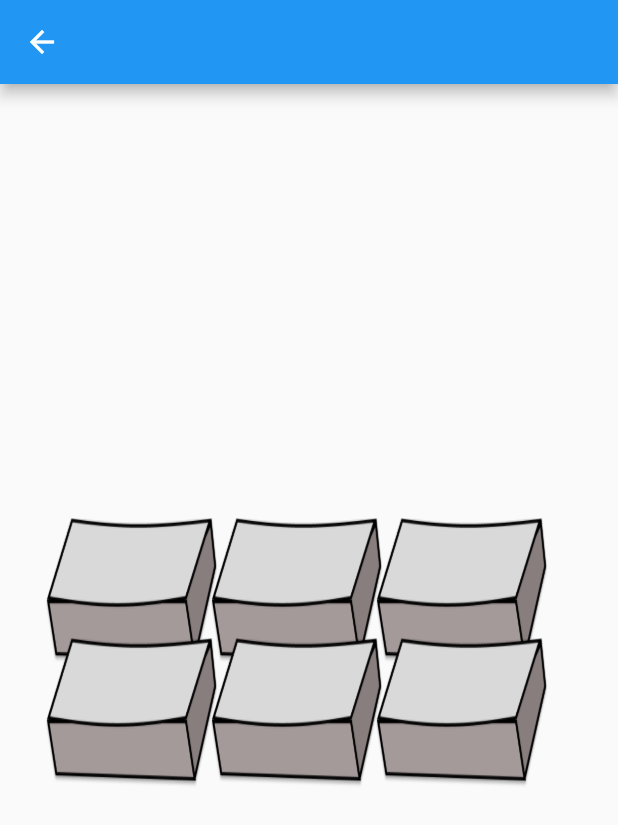
After one commit to AliAkberAakash/flutter_animation_experiment, a Flutter app: the PushableButtonExample screen opened directly, on a phone screen of 412 x 824 dp. The commit adds this screen. Shown: the top 825 px of the screen. Run offline on Flutter 3.47's test engine with Material 2 defaults, Android fonts, the phone set to English and light mode, and no system bars; our stand-ins replace audioplayers; missing offline and left inert: flutter_circular_text.

Commit message:
add: pushable button

```diff
--- a/lib/menu_screen.dart
+++ b/lib/menu_screen.dart
@@ -4,6 +4,7 @@ import 'package:animation_experiment/circular_animated_text/circular_animated_te
 import 'package:animation_experiment/delayed_list/delayed_list_example.dart';
 import 'package:animation_experiment/faded_screen/faded_screen_example.dart';
 import 'package:animation_experiment/heart_beat_widget/heeart_beat_widget_example.dart';
+import 'package:animation_experiment/pushable_button/pushable_button_example.dart';
 import 'package:animation_experiment/resize_widget/resize_widget_example.dart';
 import 'package:animation_experiment/shaker_widget/shaker_widget_example.dart';
 import 'package:animation_experiment/transform_widget/transform_widget_example.dart';
@@ -76,6 +77,13 @@ class MenuScreen extends StatelessWidget {
             VSpacer(),
 
             NavigatorButton(
+              screenWidget: PushableButtonExample(),
+              title: "Pushable Button",
+              color: Colors.white,
+            ),
+            VSpacer(),
+
+            NavigatorButton(
               screenWidget: CircularAnimatedTextExample(),
               title: "Circular Animated Text",
               color: Colors.lightGreenAccent,
@@ -88,6 +96,7 @@ class MenuScreen extends StatelessWidget {
               color: Colors.white,
             ),
             VSpacer(),
+
           ],
         ),
       ),
--- /dev/null
+++ b/lib/pushable_button/pushable_button_example.dart
@@ -0,0 +1,183 @@
+import 'package:audioplayers/audioplayers.dart';
+import 'package:flutter/material.dart';
+import 'dart:math' as math;
+
+class PushableButtonExample extends StatefulWidget {
+  const PushableButtonExample({Key? key}) : super(key: key);
+
+  @override
+  State<PushableButtonExample> createState() => _PushableButtonExampleState();
+}
+
+class _PushableButtonExampleState extends State<PushableButtonExample>
+  with SingleTickerProviderStateMixin{
+
+  @override
+  Widget build(BuildContext context) {
+    return Scaffold(
+      appBar: AppBar(),
+      body: Center(
+        child: Column(
+          mainAxisAlignment: MainAxisAlignment.center,
+          children: [
+            Center(
+              child: Transform.rotate(
+                angle: 0,
+                child: Container(
+                  padding: EdgeInsets.all(30),
+                  child: SizedBox(
+                    height: 190,
+                    child: Stack(
+                      children: [
+                        Positioned(
+                          top: 0,
+                          child: AnimatedButton(
+                            imageName: "gray_button",
+                          ),
+                        ),
+                        Positioned(
+                          top: 80,
+                          child: AnimatedButton(
+                            imageName: "gray_button",
+                          ),
+                        ),
+                        Positioned(
+                          left: 110,
+                          child: AnimatedButton(
+                            imageName: "gray_button",
+                          ),
+                        ),
+                        Positioned(
+                          left: 110,
+                          top: 80,
+                          child: AnimatedButton(
+                            imageName: "gray_button",
+                          ),
+                        ),
+                        Positioned(
+                          left: 220,
+                          child: AnimatedButton(
+                            imageName: "gray_button",
+                          ),
+                        ),
+                        Positioned(
+                          left: 220,
+                          top: 80,
+                          child: AnimatedButton(
+                            imageName: "gray_button",
+                          ),
+                        ),
+                        Positioned(
+                          top: 1500,
+                          child: Container(
+                            height: 10,
+                            width: 300,
+                            color: Colors.grey,
+                          ),
+                        ),
+                      ],
+                    ),
+                  ),
+                ),
+              ),
+            ),
+          ],
+        ),
+      ),
+    );
+  }
+}
+
+class AnimatedButton extends StatefulWidget {
+
+  final String imageName;
+
+  const AnimatedButton({Key? key, required this.imageName}) : super(key: key);
+
+  @override
+  State<AnimatedButton> createState() => _AnimatedButtonState();
+}
+
+class _AnimatedButtonState extends State<AnimatedButton>
+  with SingleTickerProviderStateMixin{
+
+  final player = AudioPlayer();
+  bool muted = false;
+
+  void _playSound() {
+    if (player.state == PlayerState.playing) {
+      player.stop();
+    }
+    if (!muted) {
+      player.play(AssetSource('assets_keyboard_tap_down.wav'));
+    }
+  }
+
+  final _duration = const Duration(milliseconds: 500);
+
+  late final AnimationController _animationController;
+  late final Animation _goDownAnimation;
+  late final Animation _comeUpAnimation;
+
+
+  @override
+  void initState() {
+    super.initState();
+
+    _animationController = AnimationController(
+      vsync: this,
+      duration: _duration,
+    );
+
+    _goDownAnimation = Tween<double>(begin: 0, end: 20).animate(
+      CurvedAnimation(
+        parent: _animationController,
+        curve: const Interval(
+          0.0,
+          0.5,
+          curve: Curves.easeIn,
+        ),
+      ),
+    );
+
+    _comeUpAnimation = Tween<double>(begin: 0, end: 20).animate(
+      CurvedAnimation(
+        parent: _animationController,
+        curve: const Interval(
+          0.5,
+          1.0,
+          curve: Curves.easeOut,
+        ),
+      ),
+    );
+
+    print("value of backward animation ${_comeUpAnimation.value}");
+
+    _animationController.addListener(() {
+      setState(() {});
+      if(_animationController.isCompleted){
+        _animationController.reset();
+      }
+    });
+  }
+
+
+  @override
+  Widget build(BuildContext context) {
+    return GestureDetector(
+      onTap: (){
+        _animationController.forward();
+        _playSound();
+      },
+      child: Padding(
+        padding: EdgeInsets.only(top: (_goDownAnimation.value-_comeUpAnimation.value).toDouble()),
+        child: Image.asset(
+          "assets/${widget.imageName}.png",
+          height: 100,
+          width: 130,
+          fit: BoxFit.fill,
+        ),
+      ),
+    );
+  }
+}
--- a/pubspec.yaml
+++ b/pubspec.yaml
@@ -20,6 +20,7 @@ dependencies:
 
   cupertino_icons: 1.0.2
   flutter_circular_text: 0.3.1
+  audioplayers: ^1.1.1
 
 dev_dependencies:
   flutter_test:
@@ -32,8 +33,8 @@ flutter:
   uses-material-design: true
 
   # To add assets to your application, add an assets section, like this:
-  # assets:
-  #   - images/a_dot_burr.jpeg
+  assets:
+    - assets/
   #   - images/a_dot_ham.jpeg
 
   # An image asset can refer to one or more resolution-specific "variants", see
```
Also changed, not shown: assets/gray_button.png (added), assets/red_button.png (added), assets/yellow_button.png (added), pubspec.lock, 4 other files.
